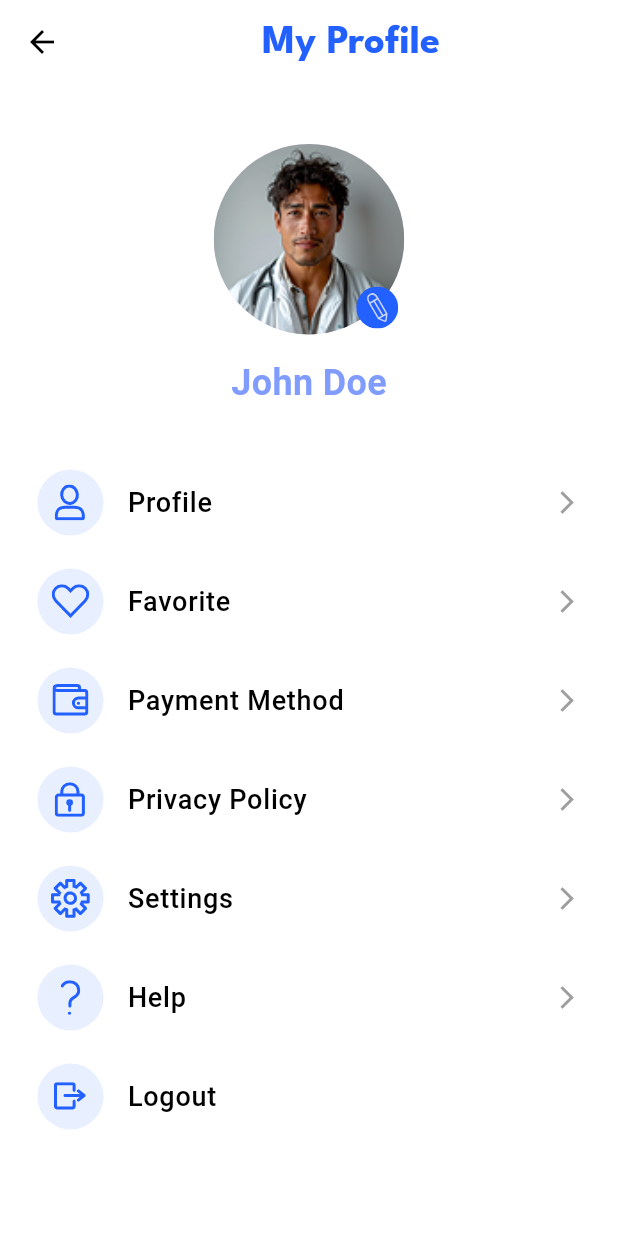
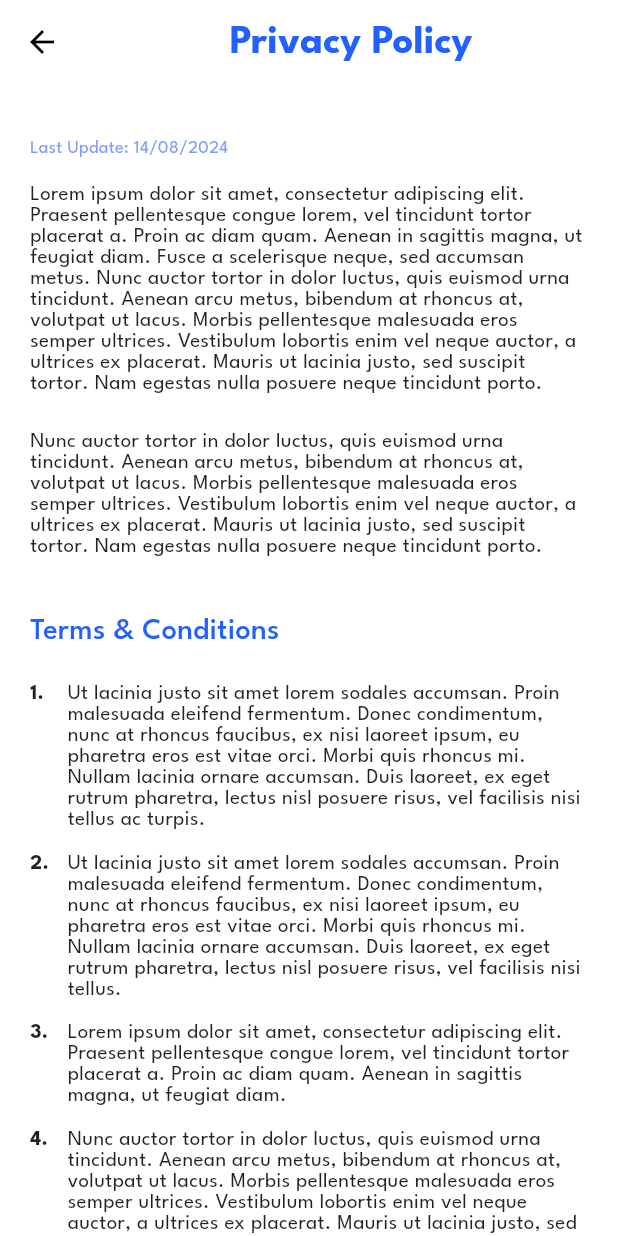
Before and after one commit to Sudais43/Doctor-Appointment-App, a Flutter app: the ProfileScreen screen opened directly, after a tap on "Privacy Policy", on a phone screen of 412 x 824 dp. Run offline on Flutter 3.47's test engine with Material 3 defaults, Android fonts, the phone set to English and light mode, and no system bars; our stand-ins replace flutter_svg.

Commit message:
Added the Privacy page and add the logout functionality.

```diff
--- a/lib/feature/authentication/presentation/pages/login_2.dart
+++ b/lib/feature/authentication/presentation/pages/login_2.dart
@@ -2,6 +2,7 @@ import 'package:flutter/material.dart';
 import 'package:flutter_svg/flutter_svg.dart';
 import 'package:skin_firts/core/color/light/LIghtColorPalette.dart';
 import 'package:skin_firts/core/widget/custom_app_bar.dart';
+import 'package:skin_firts/feature/homePage/presentation/pages/home_page.dart';
 import '../../../../core/widget/CustomButton.dart';
 import '../widgets/custom_input_field.dart';
 
@@ -109,6 +110,7 @@ class _LogInState extends State<LogIn2> {
                       text: "Log In",
                       BackgroundColor: LightColorPalette.primary,
                       onPressed: () {
+                        Navigator.push(context, MaterialPageRoute(builder: (context) => HomePage()));
                       },
                     ),
 
--- /dev/null
+++ b/lib/feature/settings/presentation/pages/privacy_policy.dart
@@ -0,0 +1,139 @@
+import 'package:flutter/material.dart';
+import 'package:skin_firts/core/color/light/LIghtColorPalette.dart';
+import 'package:skin_firts/core/widget/custom_app_bar.dart'; // Assuming this is your custom app bar
+
+class PrivacyPolicyScreen extends StatelessWidget {
+  const PrivacyPolicyScreen({super.key});
+
+  @override
+  Widget build(BuildContext context) {
+    // Define your common text styles
+    final TextStyle _bodyTextStyle = TextStyle(
+      fontSize: 14,
+      height: 1.0, // Line height for readability
+      color: Colors.black87,
+      fontFamily: "LeagueSpartan",
+      fontWeight: FontWeight.w200,
+    );
+
+    final TextStyle _headingTextStyle = TextStyle(
+      fontSize: 20,
+      color: LightColorPalette.primary, // Blue heading color
+      fontFamily: "LeagueSpartan",
+      fontWeight: FontWeight.w500,
+    );
+
+    final TextStyle _lastUpdateTextStyle = TextStyle(
+      fontSize: 12,
+      color: LightColorPalette.textColor, // Blue for last update
+      fontFamily: "LeagueSpartan",
+      fontWeight: FontWeight.w400,
+    );
+
+    return Scaffold(
+      backgroundColor: Colors.white,
+      appBar: CustomAppBar(
+        title: "Privacy Policy", // Title from your image
+        onPressed: () {
+          Navigator.pop(context); // Standard back button action
+        },
+      ),
+      body: SafeArea(
+        child: SingleChildScrollView(
+          padding: const EdgeInsets.symmetric(horizontal: 20.0, vertical: 15.0),
+          child: Column(
+            crossAxisAlignment: CrossAxisAlignment.start, // Align content to the left
+            children: [
+              // --- Last Update Date ---
+              Text(
+                "Last Update: 14/08/2024",
+                style: _lastUpdateTextStyle,
+              ),
+              const SizedBox(height: 15),
+
+              // --- Privacy Policy Content ---
+              Text(
+                "Lorem ipsum dolor sit amet, consectetur adipiscing elit. Praesent pellentesque congue lorem, vel tincidunt tortor placerat a. Proin ac diam quam. Aenean in sagittis magna, ut feugiat diam. Fusce a scelerisque neque, sed accumsan metus. "
+                    "Nunc auctor tortor in dolor luctus, quis euismod urna tincidunt. Aenean arcu metus, bibendum at rhoncus at, volutpat ut lacus. Morbis pellentesque malesuada eros semper ultrices. Vestibulum lobortis enim vel neque auctor, a ultrices ex placerat. "
+                    "Mauris ut lacinia justo, sed suscipit tortor. Nam egestas nulla posuere neque tincidunt porto.",
+                style: _bodyTextStyle,
+              ),
+              const SizedBox(height: 25),
+
+              Text(
+                "Nunc auctor tortor in dolor luctus, quis euismod urna tincidunt. Aenean arcu metus, bibendum at rhoncus at, volutpat ut lacus. Morbis pellentesque malesuada eros semper ultrices. Vestibulum lobortis enim vel neque auctor, a ultrices ex placerat. "
+                    "Mauris ut lacinia justo, sed suscipit tortor. Nam egestas nulla posuere neque tincidunt porto.",
+                style: _bodyTextStyle,
+              ),
+              const SizedBox(height: 35), // More space before the next section
+
+              // --- Terms & Conditions Heading ---
+              Text(
+                "Terms & Conditions",
+                style: _headingTextStyle,
+              ),
+              const SizedBox(height: 20),
+
+              // --- Terms & Conditions List Items ---
+              _buildNumberedListItem(
+                number: "1.",
+                text: "Ut lacinia justo sit amet lorem sodales accumsan. Proin malesuada eleifend fermentum. Donec condimentum, nunc at rhoncus faucibus, ex nisi laoreet ipsum, eu pharetra eros est vitae orci. Morbi quis rhoncus mi. Nullam lacinia ornare accumsan. Duis laoreet, ex eget rutrum pharetra, lectus nisl posuere risus, vel facilisis nisi tellus ac turpis.",
+                bodyStyle: _bodyTextStyle,
+              ),
+              const SizedBox(height: 15),
+
+              _buildNumberedListItem(
+                number: "2.",
+                text: "Ut lacinia justo sit amet lorem sodales accumsan. Proin malesuada eleifend fermentum. Donec condimentum, nunc at rhoncus faucibus, ex nisi laoreet ipsum, eu pharetra eros est vitae orci. Morbi quis rhoncus mi. Nullam lacinia ornare accumsan. Duis laoreet, ex eget rutrum pharetra, lectus nisl posuere risus, vel facilisis nisi tellus.",
+                bodyStyle: _bodyTextStyle,
+              ),
+              const SizedBox(height: 15),
+
+              _buildNumberedListItem(
+                number: "3.",
+                text: "Lorem ipsum dolor sit amet, consectetur adipiscing elit. Praesent pellentesque congue lorem, vel tincidunt tortor placerat a. Proin ac diam quam. Aenean in sagittis magna, ut feugiat diam.",
+                bodyStyle: _bodyTextStyle,
+              ),
+              const SizedBox(height: 15),
+
+              _buildNumberedListItem(
+                number: "4.",
+                text: "Nunc auctor tortor in dolor luctus, quis euismod urna tincidunt. Aenean arcu metus, bibendum at rhoncus at, volutpat ut lacus. Morbis pellentesque malesuada eros semper ultrices. Vestibulum lobortis enim vel neque auctor, a ultrices ex placerat. Mauris ut lacinia justo, sed suscipit tortor. Nam egestas nulla posuere neque tincidunt porto.",
+                bodyStyle: _bodyTextStyle,
+              ),
+              const SizedBox(height: 20), // Padding at the bottom
+            ],
+          ),
+        ),
+      ),
+    );
+  }
+
+  // --- Helper Widget for Numbered List Items ---
+  Widget _buildNumberedListItem({
+    required String number,
+    required String text,
+    required TextStyle bodyStyle,
+  }) {
+    // We use a Row to put the number and the text side-by-side
+    return Row(
+      crossAxisAlignment: CrossAxisAlignment.start, // Align text to the top
+      children: [
+        SizedBox(
+          width: 25, // Give fixed width for the number to keep it aligned
+          child: Text(
+            number,
+            style: bodyStyle.copyWith(fontWeight: FontWeight.bold), // Bold number
+          ),
+        ),
+        Expanded(
+          // Text takes up the rest of the available width
+          child: Text(
+            text,
+            style: bodyStyle,
+          ),
+        ),
+      ],
+    );
+  }
+}
--- a/lib/main.dart
+++ b/lib/main.dart
@@ -2,6 +2,7 @@ import 'package:flutter/material.dart';
 import 'package:skin_firts/feature/onboarding/presentation/pages/SplashScreen.dart';
 import 'package:skin_firts/feature/settings/presentation/pages/notification_Setting.dart';
 import 'package:skin_firts/feature/settings/presentation/pages/password_manager.dart';
+import 'package:skin_firts/feature/settings/presentation/pages/privacy_policy.dart';
 import 'package:skin_firts/feature/settings/presentation/pages/profile.dart';
 
 void main() {
@@ -20,7 +21,7 @@ class MyApp extends StatelessWidget {
       theme: ThemeData(
         colorScheme: ColorScheme.fromSeed(seedColor: Colors.deepPurple),
       ),
-      home: Splashscreen(),
+      home: ProfileScreen(),
     );
   }
 }
```
Also changed, not shown: lib/feature/settings/presentation/pages/profile.dart (+87 -1 lines).
